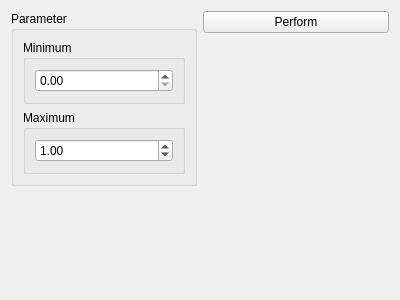
Qt form source/modules/rescale_intensity/RescaleIntensityWidget.ui (josefkoller/ambient_image_processor) before a commit.
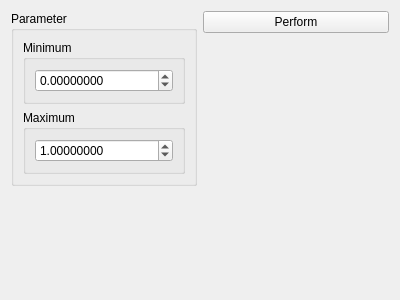
The same form after that commit.

Commit message: minor min,max of rescale module

Patch:
```diff
--- a/source/modules/rescale_intensity/RescaleIntensityWidget.ui
+++ b/source/modules/rescale_intensity/RescaleIntensityWidget.ui
@@ -28,6 +28,12 @@
         <layout class="QHBoxLayout" name="horizontalLayout_2">
          <item>
           <widget class="QDoubleSpinBox" name="minimum_spinbox">
+           <property name="decimals">
+            <number>8</number>
+           </property>
+           <property name="minimum">
+            <double>-99999999999.000000000000000</double>
+           </property>
            <property name="maximum">
             <double>99999999999.000000000000000</double>
            </property>
@@ -47,6 +53,12 @@
         <layout class="QVBoxLayout" name="verticalLayout">
          <item>
           <widget class="QDoubleSpinBox" name="maximum_spinbox">
+           <property name="decimals">
+            <number>8</number>
+           </property>
+           <property name="minimum">
+            <double>-99999999999.000000000000000</double>
+           </property>
            <property name="maximum">
             <double>9999999999.000000000000000</double>
            </property>
```
